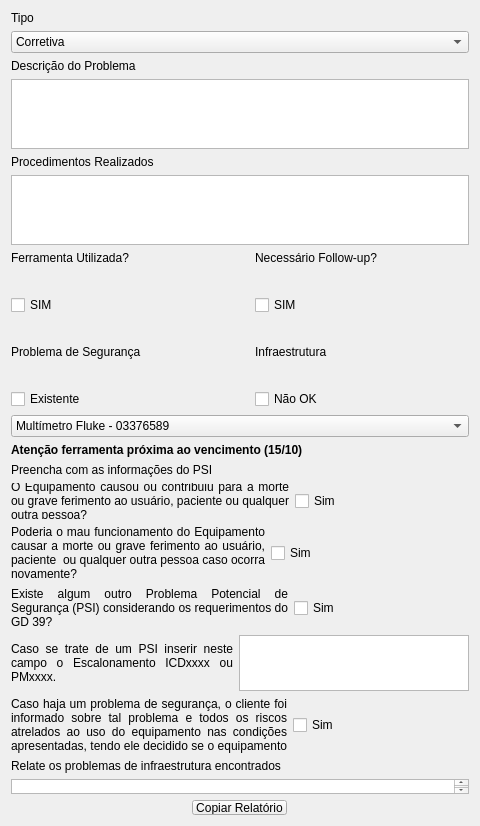
The window that evo.ui (ielson/siemens-automacao-evo) describes before a commit, drawn with Qt 5.
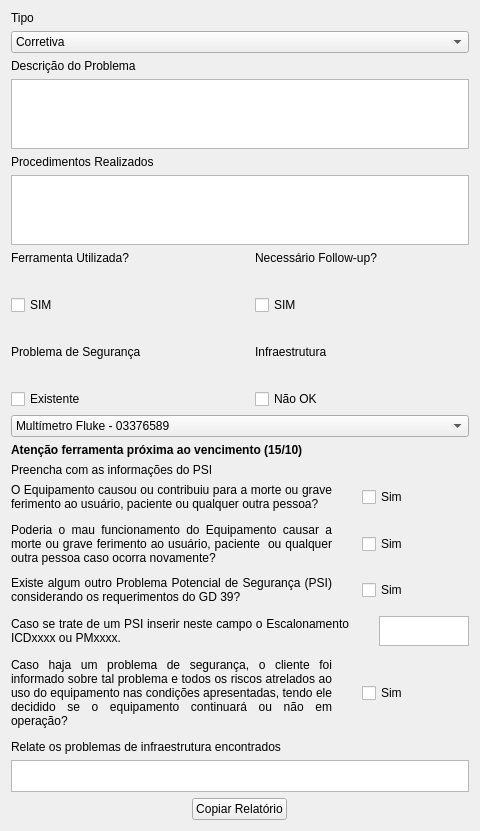
The same window after the commit.

Commit message: Valores de PSI pegados da UI

```diff
--- a/evo.ui
+++ b/evo.ui
@@ -225,11 +225,14 @@
        </item>
        <item>
         <layout class="QHBoxLayout" name="horizontalLayout">
+         <property name="spacing">
+          <number>30</number>
+         </property>
          <item>
           <widget class="QLabel" name="psi1LA">
            <property name="sizePolicy">
             <sizepolicy hsizetype="Preferred" vsizetype="Expanding">
-             <horstretch>0</horstretch>
+             <horstretch>3</horstretch>
              <verstretch>0</verstretch>
             </sizepolicy>
            </property>
@@ -246,6 +249,12 @@
          </item>
          <item>
           <widget class="QCheckBox" name="psi1CB">
+           <property name="sizePolicy">
+            <sizepolicy hsizetype="Minimum" vsizetype="Fixed">
+             <horstretch>1</horstretch>
+             <verstretch>0</verstretch>
+            </sizepolicy>
+           </property>
            <property name="text">
             <string>Sim</string>
            </property>
@@ -257,8 +266,23 @@
      </item>
      <item>
       <layout class="QHBoxLayout" name="horizontalLayout_2">
+       <property name="spacing">
+        <number>30</number>
+       </property>
+       <property name="topMargin">
+        <number>6</number>
+       </property>
+       <property name="bottomMargin">
+        <number>5</number>
+       </property>
        <item>
         <widget class="QLabel" name="psi2LA">
+         <property name="sizePolicy">
+          <sizepolicy hsizetype="Preferred" vsizetype="Preferred">
+           <horstretch>3</horstretch>
+           <verstretch>0</verstretch>
+          </sizepolicy>
+         </property>
          <property name="text">
           <string>Poderia o mau funcionamento do Equipamento causar a morte ou grave ferimento ao usuário, paciente  ou qualquer outra pessoa caso ocorra novamente?</string>
          </property>
@@ -272,6 +296,12 @@
        </item>
        <item>
         <widget class="QCheckBox" name="psi2CB">
+         <property name="sizePolicy">
+          <sizepolicy hsizetype="Minimum" vsizetype="Fixed">
+           <horstretch>1</horstretch>
+           <verstretch>0</verstretch>
+          </sizepolicy>
+         </property>
          <property name="text">
           <string>Sim</string>
          </property>
@@ -281,8 +311,20 @@
      </item>
      <item>
       <layout class="QHBoxLayout" name="horizontalLayout_4">
+       <property name="spacing">
+        <number>30</number>
+       </property>
+       <property name="bottomMargin">
+        <number>6</number>
+       </property>
        <item>
         <widget class="QLabel" name="psi3LA">
+         <property name="sizePolicy">
+          <sizepolicy hsizetype="Preferred" vsizetype="Preferred">
+           <horstretch>3</horstretch>
+           <verstretch>0</verstretch>
+          </sizepolicy>
+         </property>
          <property name="text">
           <string>Existe algum outro Problema Potencial de Segurança (PSI) considerando os requerimentos do GD 39?</string>
          </property>
@@ -296,6 +338,12 @@
        </item>
        <item>
         <widget class="QCheckBox" name="psi3CB">
+         <property name="sizePolicy">
+          <sizepolicy hsizetype="Minimum" vsizetype="Fixed">
+           <horstretch>1</horstretch>
+           <verstretch>0</verstretch>
+          </sizepolicy>
+         </property>
          <property name="text">
           <string>Sim</string>
          </property>
@@ -305,8 +353,20 @@
      </item>
      <item>
       <layout class="QHBoxLayout" name="horizontalLayout_5">
+       <property name="spacing">
+        <number>30</number>
+       </property>
+       <property name="bottomMargin">
+        <number>6</number>
+       </property>
        <item>
         <widget class="QLabel" name="psi4LA">
+         <property name="sizePolicy">
+          <sizepolicy hsizetype="Preferred" vsizetype="Preferred">
+           <horstretch>3</horstretch>
+           <verstretch>0</verstretch>
+          </sizepolicy>
+         </property>
          <property name="text">
           <string>Caso se trate de um PSI inserir neste campo o Escalonamento ICDxxxx ou PMxxxx.</string>
          </property>
@@ -319,14 +379,48 @@
         </widget>
        </item>
        <item>
-        <widget class="QPlainTextEdit" name="psi4TE"/>
+        <widget class="QPlainTextEdit" name="psi4TE">
+         <property name="sizePolicy">
+          <sizepolicy hsizetype="Maximum" vsizetype="Maximum">
+           <horstretch>1</horstretch>
+           <verstretch>0</verstretch>
+          </sizepolicy>
+         </property>
+         <property name="maximumSize">
+          <size>
+           <width>90</width>
+           <height>30</height>
+          </size>
+         </property>
+         <property name="inputMethodHints">
+          <set>Qt::ImhNone</set>
+         </property>
+         <property name="verticalScrollBarPolicy">
+          <enum>Qt::ScrollBarAlwaysOff</enum>
+         </property>
+         <property name="lineWrapMode">
+          <enum>QPlainTextEdit::NoWrap</enum>
+         </property>
+        </widget>
        </item>
       </layout>
      </item>
      <item>
       <layout class="QHBoxLayout" name="horizontalLayout_6">
+       <property name="spacing">
+        <number>30</number>
+       </property>
+       <property name="bottomMargin">
+        <number>6</number>
+       </property>
        <item>
         <widget class="QLabel" name="psi5LA">
+         <property name="sizePolicy">
+          <sizepolicy hsizetype="Preferred" vsizetype="Fixed">
+           <horstretch>3</horstretch>
+           <verstretch>2</verstretch>
+          </sizepolicy>
+         </property>
          <property name="text">
           <string>Caso haja um problema de segurança, o cliente foi informado sobre tal problema e todos os riscos atrelados ao uso do equipamento nas condições apresentadas, tendo ele decidido se o equipamento continuará ou não em operação?</string>
          </property>
@@ -340,6 +434,12 @@
        </item>
        <item>
         <widget class="QCheckBox" name="psi5CB">
+         <property name="sizePolicy">
+          <sizepolicy hsizetype="Minimum" vsizetype="Fixed">
+           <horstretch>1</horstretch>
+           <verstretch>0</verstretch>
+          </sizepolicy>
+         </property>
          <property name="text">
           <string>Sim</string>
          </property>
```
The commit also changes 3 other files.
